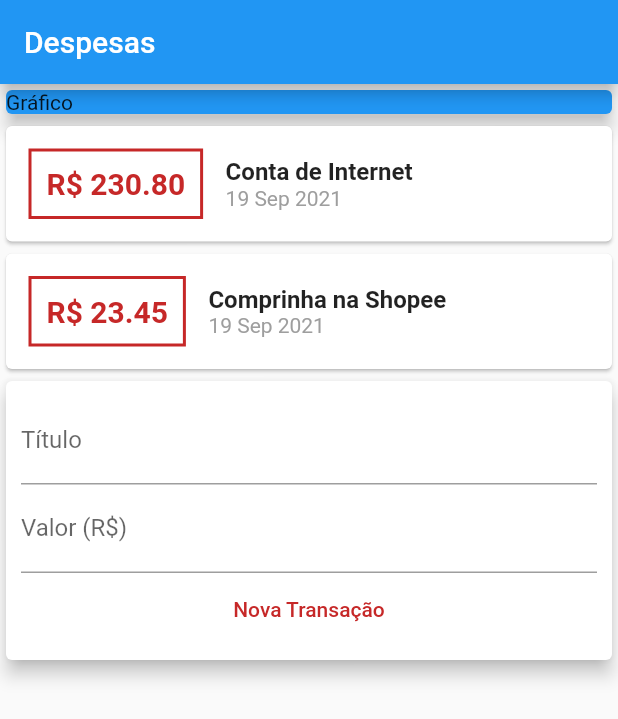
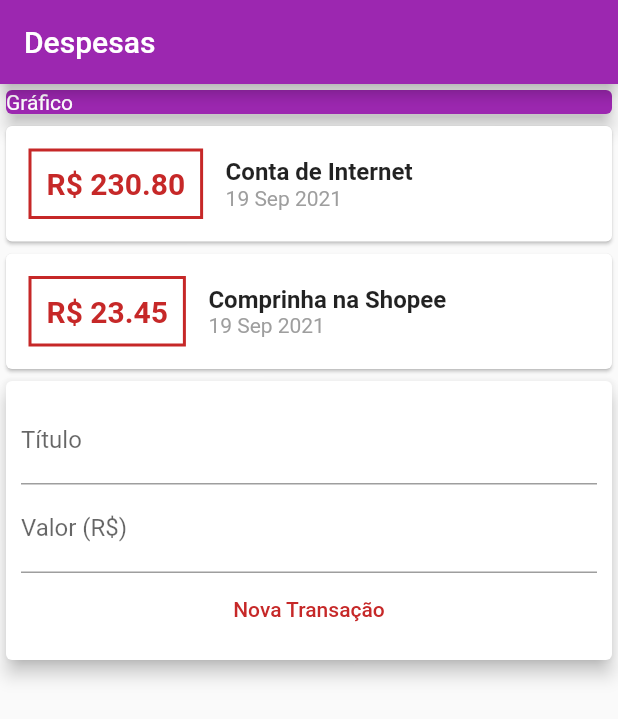
Before and after one commit to milenycgalvao/Despesas-app, a Flutter app: the screen it shows after launch, after a tap on "Nova Transação", on a phone screen of 412 x 824 dp. Shown: the top 719 px of the screen. Run offline on Flutter 3.47's test engine with Material 2 defaults, Android fonts, the phone set to English and light mode, and no system bars.

Commit message:
recebendo valores no TextField

```diff
--- a/lib/main.dart
+++ b/lib/main.dart
@@ -15,6 +15,9 @@ class DespesasApp extends StatelessWidget {
 }
 
 class MyHomePage extends StatelessWidget {
+  final titleController = TextEditingController();
+  final valueController = TextEditingController();
+
   final _transactions = [
     //lista provisoria que nao vai ser alterada ainda
     Transaction(
@@ -34,14 +37,18 @@ class MyHomePage extends StatelessWidget {
     return Scaffold(
         appBar: AppBar(
           title: Text('Despesas'),
+          backgroundColor: Colors.purple,
         ),
         body: Column(
           crossAxisAlignment: CrossAxisAlignment.stretch,
           children: <Widget>[
             Container(
               child: Card(
-                color: Colors.blue,
-                child: Text('Gráfico'),
+                color: Colors.purple,
+                child: Text(
+                  'Gráfico',
+                  style: TextStyle(color: Colors.white),
+                ),
                 elevation: 5,
               ),
             ),
@@ -60,7 +67,7 @@ class MyHomePage extends StatelessWidget {
                       )),
                       padding: EdgeInsets.all(10),
                       child: Text(
-                        'R\$ ${tr.value.toStringAsFixed(2)}', //mostrando 2 casas decimais
+                        'R\$ ${tr.value.toStringAsFixed(2)}',
                         style: TextStyle(
                           fontWeight: FontWeight.bold,
                           fontSize: 20,
@@ -97,18 +104,22 @@ class MyHomePage extends StatelessWidget {
                 child: Column(
                   children: [
                     TextField(
-                      //lugar p escrever
+                      controller: titleController,
                       decoration: InputDecoration(
                         labelText: 'Título',
                       ),
                     ),
                     TextField(
+                      controller: valueController,
                       decoration: InputDecoration(
                         labelText: 'Valor (R\$)',
                       ),
                     ),
                     TextButton(
-                      onPressed: () {},
+                      onPressed: () {
+                        print(titleController.text);
+                        print(valueController.text);
+                      },
                       child: Text('Nova Transação'),
                       style: TextButton.styleFrom(primary: Colors.red.shade800),
                     )
```
